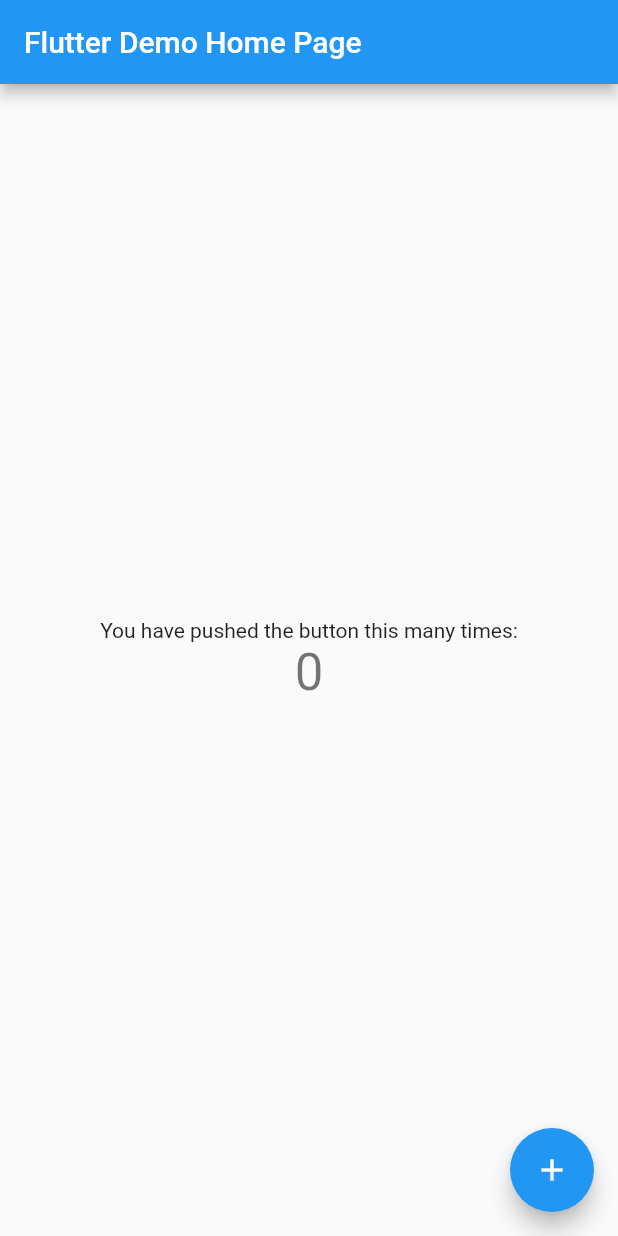
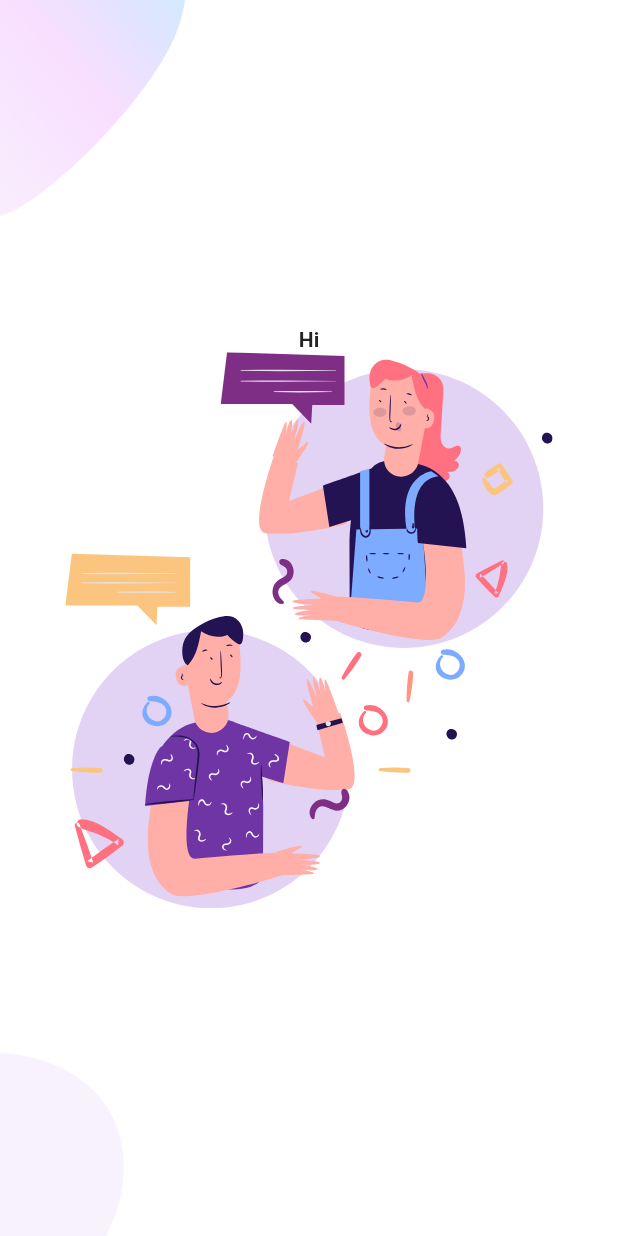
Before and after one commit to duyphamvu47/AdvanceMobile-LetTutor, a Flutter app: the screen it shows after launch, on a phone screen of 412 x 824 dp. Run offline on Flutter 3.47's test engine with Material 2 defaults, Android fonts, the phone set to English and light mode, and no system bars; our stand-ins replace flutter_svg.

Commit message:
Decorate log in screen

```diff
--- /dev/null
+++ b/lib/Screens/Welcome/components/background.dart
@@ -0,0 +1,37 @@
+import 'package:flutter/material.dart';
+
+class Background extends StatelessWidget {
+  final Widget child;
+  const Background({
+    Key? key,
+    required this.child,
+  }) : super(key: key);
+
+  @override
+  Widget build(BuildContext context) {
+    Size size = MediaQuery.of(context).size;
+    return Container(height: size.height,
+      width: double.infinity,
+      child: Stack(
+        alignment: Alignment.center,
+        children: <Widget>[
+          Positioned(
+              top: 0,
+              left: 0,
+              child: Image.asset("assets/images/main_top.png",
+                width: size.width * 0.3,
+              )
+          ),
+          Positioned(
+            bottom: 0,
+            left: 0,
+            child: Image.asset("assets/images/main_bottom.png",
+              width: size.width * 0.2,
+            ),
+          ),
+          child,
+        ],
+      ),
+    );
+  }
+}
--- /dev/null
+++ b/lib/Screens/Welcome/components/body.dart
@@ -0,0 +1,25 @@
+import 'package:flutter/material.dart';
+import 'package:flutter_svg/svg.dart';
+import 'background.dart';
+
+class Body extends StatelessWidget{
+  @override
+  Widget build(BuildContext context) {
+    Size size = MediaQuery.of(context).size;
+    return Background(
+      child: Column(
+        mainAxisAlignment: MainAxisAlignment.center,
+        children: <Widget>[
+          Text("Hi",
+            style: TextStyle(fontWeight: FontWeight.bold),
+          ),
+          SvgPicture.asset(
+            "assets/icons/chat.svg",
+            height: size.height * 0.45,
+          ),
+        ],
+      ),
+    );
+  }
+
+}
--- /dev/null
+++ b/lib/Screens/Welcome/welcome_screen.dart
@@ -0,0 +1,10 @@
+import 'package:flutter/material.dart';
+import 'package:lettutor/Screens/Welcome/components/body.dart';
+
+class WelcomeScreen extends StatelessWidget {
+  @override
+  Widget build(BuildContext context) {
+    return Scaffold(body: Body(),);
+  }
+
+}
--- /dev/null
+++ b/lib/constant.dart
@@ -0,0 +1,4 @@
+import 'package:flutter/material.dart';
+
+const kPrimaryColor = Color(0xFF6F35A5);
+const kPrimaryLightColor = Color(0xFFF1E6FF);
--- a/lib/main.dart
+++ b/lib/main.dart
@@ -1,4 +1,6 @@
 import 'package:flutter/material.dart';
+import 'package:lettutor/Screens/Welcome/welcome_screen.dart';
+import 'package:lettutor/constant.dart';
 
 void main() {
   runApp(const MyApp());
@@ -11,105 +13,13 @@ class MyApp extends StatelessWidget {
   @override
   Widget build(BuildContext context) {
     return MaterialApp(
-      title: 'Flutter Demo',
+      debugShowCheckedModeBanner: false,
+      title: 'Log In',
       theme: ThemeData(
-        // This is the theme of your application.
-        //
-        // Try running your application with "flutter run". You'll see the
-        // application has a blue toolbar. Then, without quitting the app, try
-        // changing the primarySwatch below to Colors.green and then invoke
-        // "hot reload" (press "r" in the console where you ran "flutter run",
-        // or simply save your changes to "hot reload" in a Flutter IDE).
-        // Notice that the counter didn't reset back to zero; the application
-        // is not restarted.
-        primarySwatch: Colors.blue,
+        primaryColor: kPrimaryColor,
+        scaffoldBackgroundColor: Colors.white
       ),
-      home: const MyHomePage(title: 'Flutter Demo Home Page'),
+      home: WelcomeScreen(),
     );
   }
 }
-
-class MyHomePage extends StatefulWidget {
-  const MyHomePage({Key? key, required this.title}) : super(key: key);
-
-  // This widget is the home page of your application. It is stateful, meaning
-  // that it has a State object (defined below) that contains fields that affect
-  // how it looks.
-
-  // This class is the configuration for the state. It holds the values (in this
-  // case the title) provided by the parent (in this case the App widget) and
-  // used by the build method of the State. Fields in a Widget subclass are
-  // always marked "final".
-
-  final String title;
-
-  @override
-  State<MyHomePage> createState() => _MyHomePageState();
-}
-
-class _MyHomePageState extends State<MyHomePage> {
-  int _counter = 0;
-
-  void _incrementCounter() {
-    setState(() {
-      // This call to setState tells the Flutter framework that something has
-      // changed in this State, which causes it to rerun the build method below
-      // so that the display can reflect the updated values. If we changed
-      // _counter without calling setState(), then the build method would not be
-      // called again, and so nothing would appear to happen.
-      _counter++;
-    });
-  }
-
-  @override
-  Widget build(BuildContext context) {
-    // This method is rerun every time setState is called, for instance as done
-    // by the _incrementCounter method above.
-    //
-    // The Flutter framework has been optimized to make rerunning build methods
-    // fast, so that you can just rebuild anything that needs updating rather
-    // than having to individually change instances of widgets.
-    return Scaffold(
-      appBar: AppBar(
-        // Here we take the value from the MyHomePage object that was created by
-        // the App.build method, and use it to set our appbar title.
-        title: Text(widget.title),
-      ),
-      body: Center(
-        // Center is a layout widget. It takes a single child and positions it
-        // in the middle of the parent.
-        child: Column(
-          // Column is also a layout widget. It takes a list of children and
-          // arranges them vertically. By default, it sizes itself to fit its
-          // children horizontally, and tries to be as tall as its parent.
-          //
-          // Invoke "debug painting" (press "p" in the console, choose the
-          // "Toggle Debug Paint" action from the Flutter Inspector in Android
-          // Studio, or the "Toggle Debug Paint" command in Visual Studio Code)
-          // to see the wireframe for each widget.
-          //
-          // Column has various properties to control how it sizes itself and
-          // how it positions its children. Here we use mainAxisAlignment to
-          // center the children vertically; the main axis here is the vertical
-          // axis because Columns are vertical (the cross axis would be
-          // horizontal).
-          mainAxisAlignment: MainAxisAlignment.center,
-          children: <Widget>[
-            const Text(
-              'You have pushed the button this many times:',
-            ),
-            Text(
-              '$_counter',
-              style: Theme.of(context).textTheme.headline4,
-            ),
-          ],
-        ),
-      ),
-      floatingActionButton: FloatingActionButton(
-        onPressed: _incrementCounter,
-        tooltip: 'Increment',
-        child: const Icon(Icons.add),
-      ), // This trailing comma makes auto-formatting nicer for build methods.
-    );
-  }
-}
```
Also changed, not shown: pubspec.yaml (+6 -3 lines), assets/icons/chat.svg (added), assets/icons/facebook.svg (added), assets/icons/google-plus.svg (added), assets/icons/login.svg (added), assets/icons/signup.svg (added), assets/icons/twitter.svg (added), assets/images/login_bottom.png (added), assets/images/main_bottom.png (added), assets/images/main_top.png (added), assets/images/signup_top.png (added), pubspec.lock.
